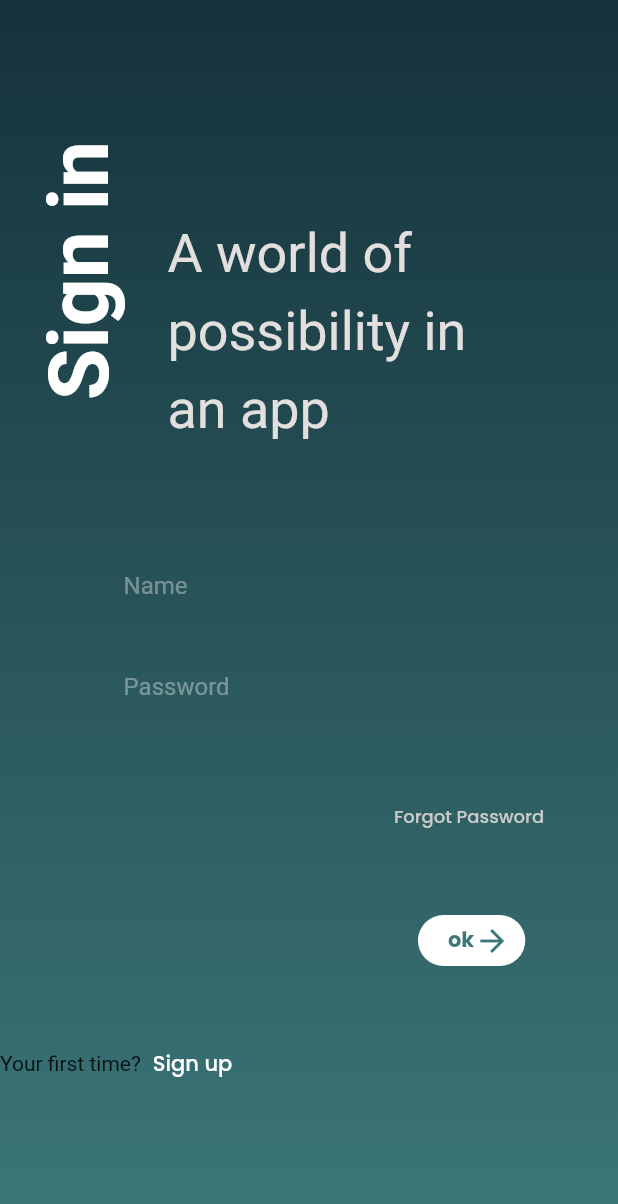
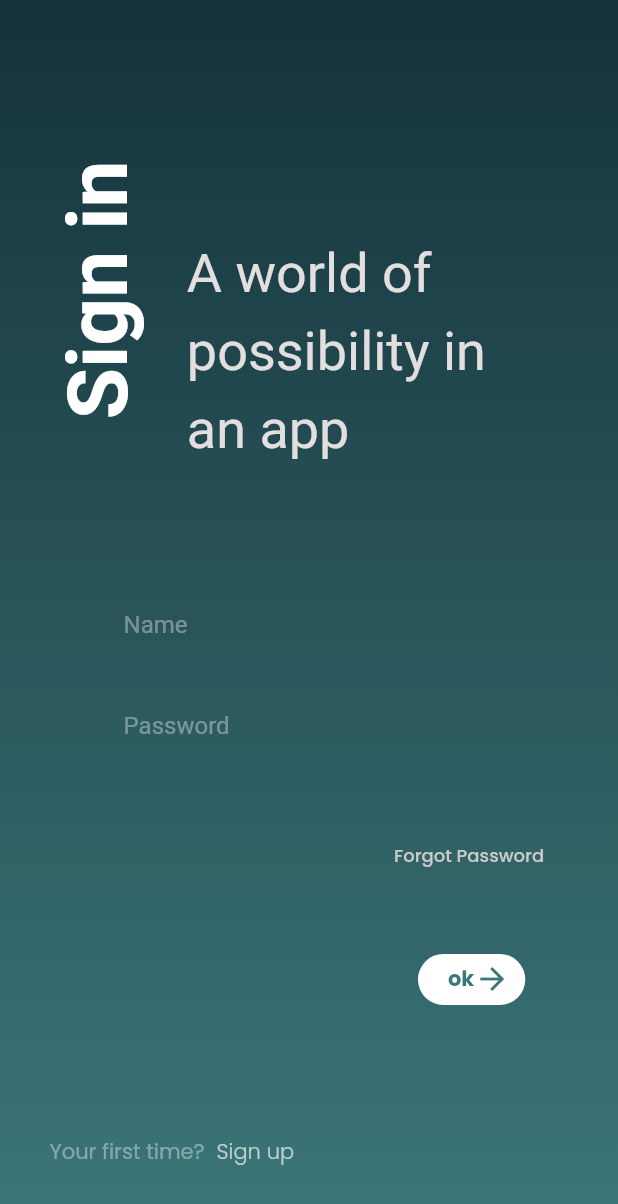
Before and after one commit to sxjal/GoogleAuth, a Flutter app: the screen it shows after launch, on a phone screen of 412 x 824 dp. Shown: the top 1204 px of the screen. Run offline on Flutter 3.47's test engine with Material 2 defaults, Android fonts, the phone set to English and light mode, and no system bars; our stand-ins replace google_fonts.

Commit message:
final login

```diff
--- a/lib/pages/login.dart
+++ b/lib/pages/login.dart
@@ -27,7 +27,7 @@ class LoginScreen extends StatelessWidget {
               height: MediaQuery.of(context).size.height * 0.05,
             ),
             Container(
-              margin: const EdgeInsets.all(20),
+              margin: EdgeInsets.all(MediaQuery.of(context).size.width * 0.08),
               child: Row(
                 children: [
                   const RotatedBox(
@@ -202,23 +202,33 @@ class LoginScreen extends StatelessWidget {
             SizedBox(
               height: MediaQuery.of(context).size.height * 0.05,
             ),
-            Row(
+            Container(
+              margin: EdgeInsets.all(
+                MediaQuery.of(context).size.width * 0.08,
+              ),
+              child: Row(
                 children: [
-                const Text("Your first time?"),
+                  Text(
+                    "Your first time?",
+                    style: GoogleFonts.poppins(
+                      color: const Color.fromARGB(96, 255, 255, 255),
+                    ),
+                  ),
                   TextButton(
                     onPressed: () {},
                     child: Text(
                       "Sign up",
                       style: GoogleFonts.poppins(
                         textStyle: const TextStyle(
-                        color: Color.fromARGB(255, 255, 255, 255),
+                          color: Color.fromARGB(171, 255, 255, 255),
                           fontSize: 14,
-                        fontWeight: FontWeight.w500,
+                          fontWeight: FontWeight.w300,
                         ),
                       ),
                     ),
                   ),
                 ],
+              ),
             ),
           ],
         ),
```
Also changed, not shown: 3 other files. Lines whose indentation alone changed are shown as unchanged.
